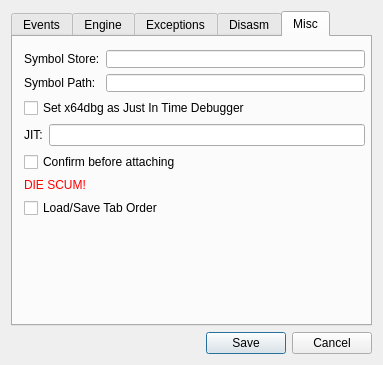
Old version of the form src/gui/Src/Gui/SettingsDialog.ui in the repository x64dbg/x64dbg.
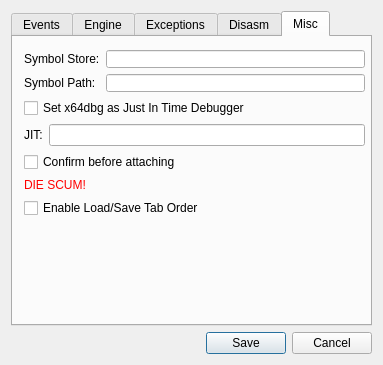
New version of the form. Icons and pictures are not drawn.

Commit message: Added AssembleDialog with "Keep Size" checkbox to check give feedback to the user about the length of the instruction he's typing/vs the one to replace

Patch:
```diff
--- a/src/gui/Src/Gui/SettingsDialog.ui
+++ b/src/gui/Src/Gui/SettingsDialog.ui
@@ -510,7 +510,7 @@
         <item>
          <widget class="QCheckBox" name="chkSaveLoadTabOrder">
           <property name="text">
-           <string>Load/Save Tab Order</string>
+           <string>Enable Load/Save Tab Order</string>
           </property>
          </widget>
         </item>
```
The commit also changes 7 other files.
